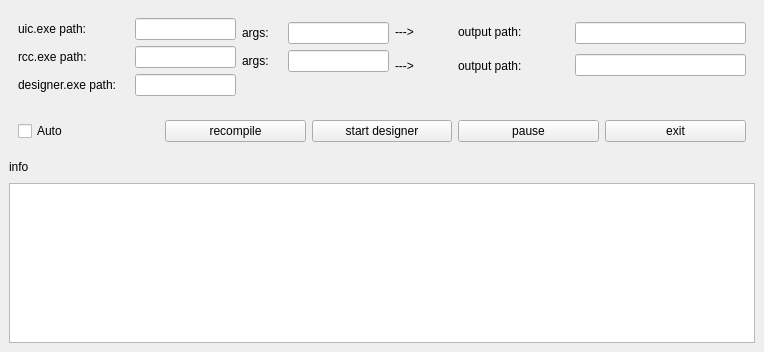
Old version of the form view/qt_ui_files/main_window.ui in the repository coder-xander/pyside6-helper.
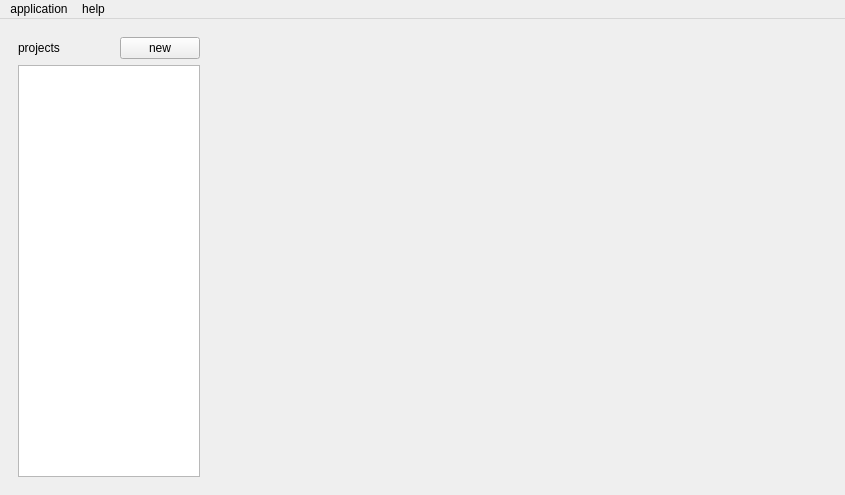
New version of the form.

Patch:
```diff
--- a/view/qt_ui_files/main_window.ui
+++ b/view/qt_ui_files/main_window.ui
@@ -6,8 +6,8 @@
    <rect>
     <x>0</x>
     <y>0</y>
-    <width>764</width>
-    <height>352</height>
+    <width>845</width>
+    <height>495</height>
    </rect>
   </property>
   <property name="windowTitle">
@@ -16,308 +16,117 @@
   <widget class="QWidget" name="centralwidget">
    <layout class="QGridLayout" name="gridLayout">
     <item row="0" column="0">
-     <layout class="QVBoxLayout" name="verticalLayout_10">
-      <item>
-       <layout class="QVBoxLayout" name="verticalLayout_8">
-        <item>
          <widget class="QWidget" name="widget" native="true">
-          <property name="minimumSize">
+      <property name="maximumSize">
            <size>
-            <width>40</width>
-            <height>0</height>
-           </size>
-          </property>
-          <layout class="QHBoxLayout" name="horizontalLayout_4">
-           <item>
-            <layout class="QVBoxLayout" name="verticalLayout_2">
-             <item>
-              <widget class="QLabel" name="label_3">
-               <property name="minimumSize">
-                <size>
-                 <width>111</width>
-                 <height>0</height>
-                </size>
-               </property>
-               <property name="text">
-                <string>uic.exe path:</string>
-               </property>
-              </widget>
-             </item>
-             <item>
-              <widget class="QLabel" name="label_4">
-               <property name="minimumSize">
-                <size>
-                 <width>111</width>
-                 <height>0</height>
-                </size>
-               </property>
-               <property name="text">
-                <string>rcc.exe path:</string>
-               </property>
-              </widget>
-             </item>
-             <item>
-              <widget class="QLabel" name="label_5">
-               <property name="minimumSize">
-                <size>
-                 <width>111</width>
-                 <height>0</height>
-                </size>
-               </property>
-               <property name="text">
-                <string>designer.exe path:</string>
-               </property>
-              </widget>
-             </item>
-            </layout>
-           </item>
-           <item>
+        <width>200</width>
+        <height>16777215</height>
+       </size>
+      </property>
             <layout class="QVBoxLayout" name="verticalLayout">
              <item>
-              <widget class="QLineEdit" name="lineEdit"/>
-             </item>
-             <item>
-              <widget class="QLineEdit" name="lineEdit_4"/>
-             </item>
-             <item>
-              <widget class="QLineEdit" name="lineEdit_3"/>
-             </item>
-            </layout>
-           </item>
-           <item>
-            <layout class="QVBoxLayout" name="verticalLayout_5">
-             <item>
-              <layout class="QHBoxLayout" name="horizontalLayout_2">
-               <item>
-                <layout class="QVBoxLayout" name="verticalLayout_4">
-                 <item>
-                  <widget class="QLabel" name="label_8">
-                   <property name="minimumSize">
-                    <size>
-                     <width>40</width>
-                     <height>0</height>
-                    </size>
-                   </property>
-                   <property name="text">
-                    <string>args:</string>
-                   </property>
-                  </widget>
-                 </item>
-                 <item>
-                  <widget class="QLabel" name="label_9">
-                   <property name="minimumSize">
-                    <size>
-                     <width>40</width>
-                     <height>0</height>
-                    </size>
-                   </property>
-                   <property name="text">
-                    <string>args:</string>
-                   </property>
-                  </widget>
-                 </item>
-                </layout>
-               </item>
-               <item>
-                <layout class="QVBoxLayout" name="verticalLayout_3">
-                 <item>
-                  <widget class="QLineEdit" name="lineEdit_9"/>
-                 </item>
-                 <item>
-                  <widget class="QLineEdit" name="lineEdit_10"/>
-                 </item>
-                </layout>
-               </item>
-              </layout>
-             </item>
-             <item>
-              <spacer name="horizontalSpacer">
-               <property name="orientation">
-                <enum>Qt::Horizontal</enum>
-               </property>
-               <property name="sizeHint" stdset="0">
-                <size>
-                 <width>40</width>
-                 <height>20</height>
-                </size>
-               </property>
-              </spacer>
-             </item>
-            </layout>
-           </item>
-           <item>
-            <layout class="QVBoxLayout" name="verticalLayout_6">
-             <item>
               <layout class="QHBoxLayout" name="horizontalLayout">
                <item>
                 <widget class="QLabel" name="label_7">
                  <property name="text">
-                  <string>---&gt;</string>
+            <string>projects</string>
                  </property>
                 </widget>
                </item>
                <item>
-                <widget class="QLabel" name="label_6">
-                 <property name="minimumSize">
+          <spacer name="horizontalSpacer">
+           <property name="orientation">
+            <enum>Qt::Horizontal</enum>
+           </property>
+           <property name="sizeHint" stdset="0">
                   <size>
-                   <width>111</width>
-                   <height>0</height>
-                  </size>
-                 </property>
-                 <property name="text">
-                  <string>output path:</string>
-                 </property>
-                </widget>
-               </item>
-              </layout>
-             </item>
+             <width>40</width>
+             <height>20</height>
+            </size>
+           </property>
+          </spacer>
+         </item>
              <item>
-              <layout class="QHBoxLayout" name="horizontalLayout_3">
-               <item>
-                <widget class="QLabel" name="label_10">
-                 <property name="text">
-                  <string>---&gt;</string>
-                 </property>
-                </widget>
-               </item>
-               <item>
-                <widget class="QLabel" name="label_11">
-                 <property name="minimumSize">
+          <widget class="QPushButton" name="pushButton_35">
+           <property name="maximumSize">
                   <size>
-                   <width>111</width>
-                   <height>0</height>
+             <width>16777215</width>
+             <height>16777215</height>
                   </size>
                  </property>
                  <property name="text">
-                  <string>output path:</string>
+            <string>new</string>
                  </property>
                 </widget>
                </item>
               </layout>
              </item>
              <item>
-              <spacer name="horizontalSpacer_3">
-               <property name="orientation">
-                <enum>Qt::Horizontal</enum>
-               </property>
-               <property name="sizeHint" stdset="0">
-                <size>
-                 <width>181</width>
-                 <height>17</height>
-                </size>
-               </property>
-              </spacer>
-             </item>
-            </layout>
-           </item>
-           <item>
-            <layout class="QVBoxLayout" name="verticalLayout_7">
-             <item>
-              <widget class="QLineEdit" name="lineEdit_6"/>
-             </item>
-             <item>
-              <widget class="QLineEdit" name="lineEdit_7"/>
-             </item>
-             <item>
-              <spacer name="horizontalSpacer_4">
-               <property name="orientation">
-                <enum>Qt::Horizontal</enum>
-               </property>
-               <property name="sizeHint" stdset="0">
-                <size>
-                 <width>178</width>
-                 <height>14</height>
-                </size>
-               </property>
-              </spacer>
-             </item>
-            </layout>
-           </item>
-          </layout>
-         </widget>
-        </item>
-        <item>
-         <widget class="QWidget" name="widget_2" native="true">
-          <layout class="QHBoxLayout" name="horizontalLayout_5">
-           <item>
-            <widget class="QCheckBox" name="checkBox">
-             <property name="text">
-              <string>Auto </string>
-             </property>
-            </widget>
-           </item>
-           <item>
-            <widget class="QPushButton" name="pushButton_4">
-             <property name="text">
-              <string>recompile</string>
-             </property>
-            </widget>
-           </item>
-           <item>
-            <widget class="QPushButton" name="pushButton_5">
+        <widget class="QListWidget" name="listWidget"/>
+       </item>
+      </layout>
+     </widget>
+    </item>
+    <item row="0" column="1">
+     <widget class="QStackedWidget" name="stackedWidget">
+      <property name="currentIndex">
+       <number>-1</number>
+      </property>
+     </widget>
+    </item>
+   </layout>
+  </widget>
+  <widget class="QMenuBar" name="menuBar">
+   <property name="geometry">
+    <rect>
+     <x>0</x>
+     <y>0</y>
+     <width>845</width>
+     <height>21</height>
+    </rect>
+   </property>
+   <widget class="QMenu" name="menuproject">
+    <property name="title">
+     <string>application</string>
+    </property>
+    <addaction name="action_new_project"/>
+    <addaction name="actionimport_and_export"/>
+    <addaction name="actionsetting"/>
+    <addaction name="actionexit"/>
+   </widget>
+   <widget class="QMenu" name="menuhelp">
+    <property name="title">
+     <string>help</string>
+    </property>
+   </widget>
+   <addaction name="menuproject"/>
+   <addaction name="menuhelp"/>
+  </widget>
+  <action name="action_new_project">
              <property name="text">
-              <string>start designer</string>
-             </property>
-            </widget>
-           </item>
-           <item>
-            <widget class="QPushButton" name="pushButton_3">
+    <string>new project</string>
+   </property>
+  </action>
+  <action name="actiondestroy_project">
              <property name="text">
-              <string>pause</string>
-             </property>
-            </widget>
-           </item>
-           <item>
-            <widget class="QPushButton" name="pushButton_2">
+    <string>destroy project</string>
+   </property>
+  </action>
+  <action name="actionsetting">
+   <property name="text">
+    <string>setting</string>
+   </property>
+  </action>
+  <action name="actionimport_and_export">
+   <property name="text">
+    <string>import and export</string>
+   </property>
+  </action>
+  <action name="actionexit">
              <property name="text">
               <string>exit</string>
              </property>
-            </widget>
-           </item>
-          </layout>
-         </widget>
-        </item>
-       </layout>
-      </item>
-      <item>
-       <layout class="QVBoxLayout" name="verticalLayout_9">
-        <item>
-         <layout class="QHBoxLayout" name="horizontalLayout_6">
-          <item>
-           <widget class="QLabel" name="label_2">
-            <property name="text">
-             <string>info</string>
-            </property>
-           </widget>
-          </item>
-          <item>
-           <spacer name="horizontalSpacer_2">
-            <property name="orientation">
-             <enum>Qt::Horizontal</enum>
-            </property>
-            <property name="sizeHint" stdset="0">
-             <size>
-              <width>40</width>
-              <height>20</height>
-             </size>
-            </property>
-           </spacer>
-          </item>
-         </layout>
-        </item>
-        <item>
-         <widget class="QTextEdit" name="textEdit">
-          <property name="styleSheet">
-           <string notr="true"/>
-          </property>
-         </widget>
-        </item>
-       </layout>
-      </item>
-     </layout>
-    </item>
-   </layout>
-  </widget>
+  </action>
  </widget>
  <resources/>
  <connections/>
```
Left out of the diff: 2 changed lines with no effect on the pictures. Lines whose indentation alone changed are shown as unchanged.
